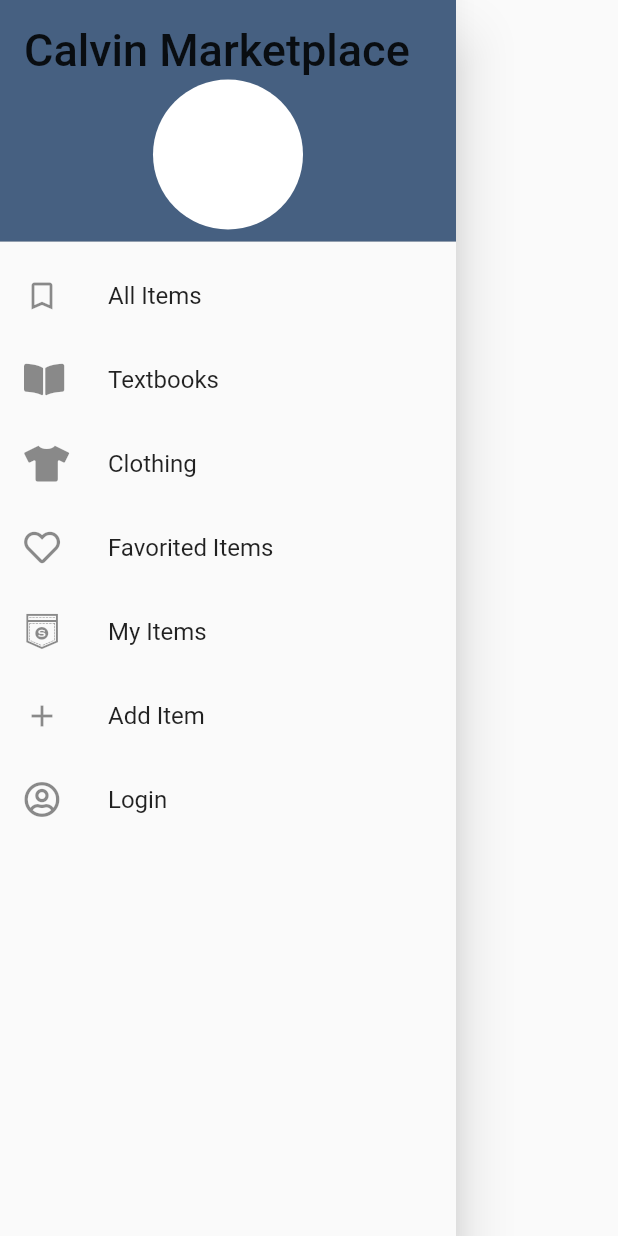
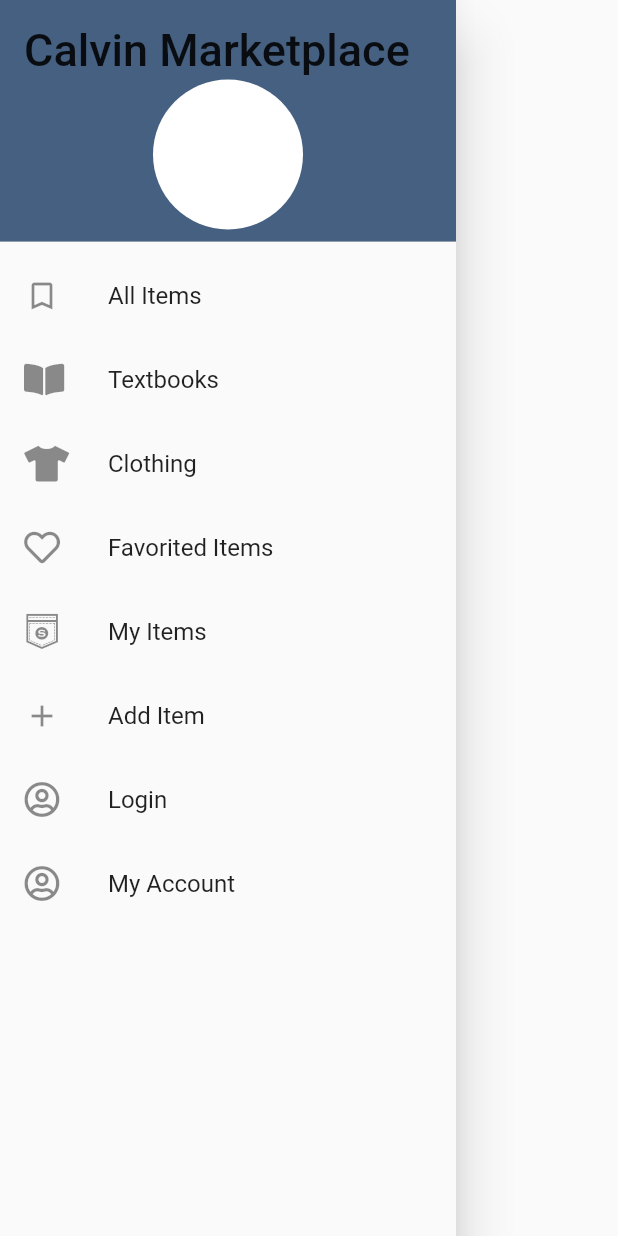
Before and after one commit to CS262e-Eteam/Client-Firebase-Connected-, a Flutter app: the MenuTabs widget shown alone on an empty page, opened directly, on a phone screen of 412 x 824 dp. Run offline on Flutter 3.47's test engine with Material 2 defaults, Android fonts, the phone set to English and light mode, and no system bars; our stand-ins replace cloud_firestore, font_awesome_flutter, responsive_grid; accounts and stored records are empty.

Commit message:
Added account edit page

```diff
--- a/lib/components/menu_tabs.dart
+++ b/lib/components/menu_tabs.dart
@@ -9,6 +9,7 @@ import 'package:font_awesome_flutter/font_awesome_flutter.dart';
 import 'package:lab09/pages/edit_item.dart';
 import 'package:lab09/pages/filter_list.dart';
 import 'package:lab09/pages/login_page.dart';
+import 'package:lab09/pages/user_settings.dart';
 
 import 'package:lab09/shared/colors.dart' as colors;
 import 'package:lab09/shared/globals.dart' as globals;
@@ -121,14 +122,19 @@ class MenuTabsState extends State<MenuTabs> {
       ),
     );
 //    } else {
-//      tabs.add(
-//        ListTile(
-//          leading: Icon(FontAwesomeIcons.userCircle),
-//          title: Text('My Account'),
-//          onTap: (){//fucntion we need
-//          },
-//        ),
-//      );
+      tabs.add(
+        ListTile(
+          leading: Icon(FontAwesomeIcons.userCircle),
+          title: Text('My Account'),
+          onTap: () {
+            Navigator.pop(context);
+            Navigator.push(
+              context,
+              new MaterialPageRoute(builder: (context) => new UserSettings()),
+            );
+          },
+        ),
+      );
 //
 //      tabs.add(
 //        ListTile(
```
